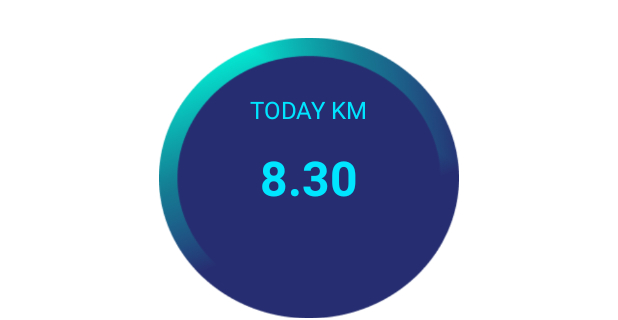
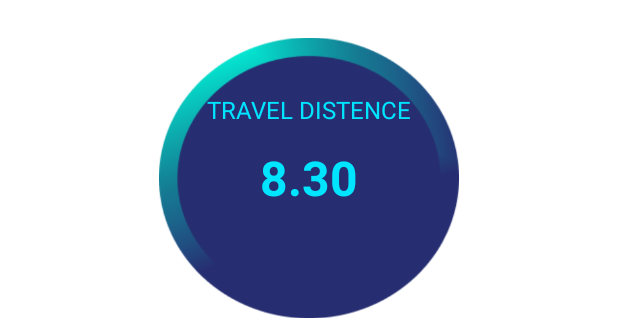
Before and after one commit to Ne1h/detectApplication2, an Android app: the layout distance.xml on its own in the app's theme, with its tools: preview values and no code run, on a phone screen of 412 x 824 dp. Shown: the part 133-453 px from the top of the screen. Run offline under Robolectric (Android 15) with nearby library versions, the phone set to English and light mode, and no system bars.

Commit message:
UI UX update

```diff
--- a/app/src/main/res/layout/distance.xml
+++ b/app/src/main/res/layout/distance.xml
@@ -53,7 +53,7 @@
             android:layout_height="wrap_content"
             android:layout_below="@id/distance_value"
             android:layout_centerHorizontal="true"
-            android:text="TODAY KM"
+            android:text="TRAVEL DISTENCE"
             android:textColor="#00E5FF"
             android:textSize="16sp"/>
     </RelativeLayout>
```
